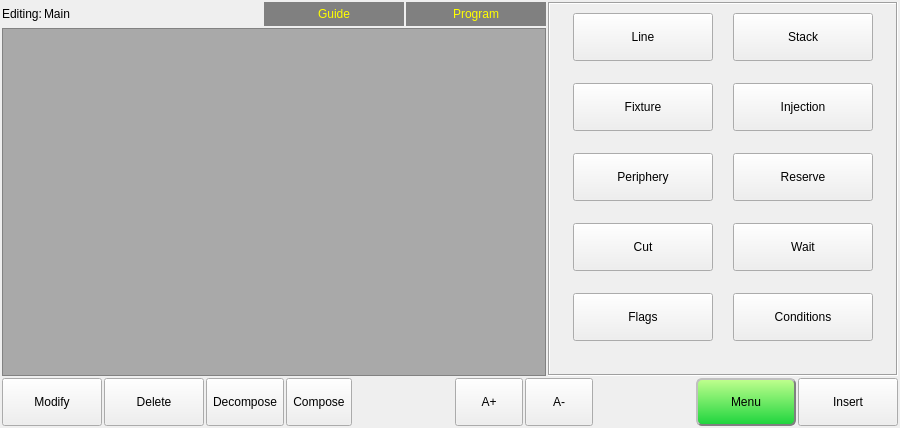
First picture: the form in hcinstruction/ichcinstructionpageframe.ui, repository GaussCheng/2-5AxisPunch, before the edit.
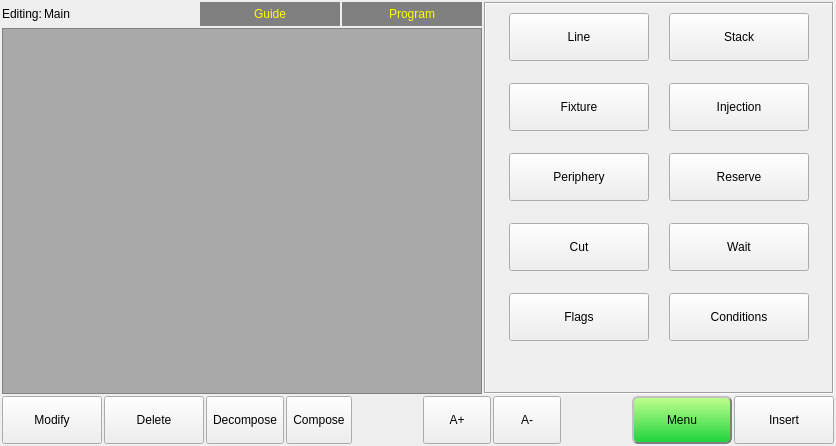
Second picture: the form after the edit. Icons and pictures are not drawn.

Diff of the .ui file:
```diff
--- a/hcinstruction/ichcinstructionpageframe.ui
+++ b/hcinstruction/ichcinstructionpageframe.ui
@@ -6,8 +6,8 @@
    <rect>
     <x>0</x>
     <y>0</y>
-    <width>900</width>
-    <height>428</height>
+    <width>836</width>
+    <height>446</height>
    </rect>
   </property>
   <property name="windowTitle">
```
